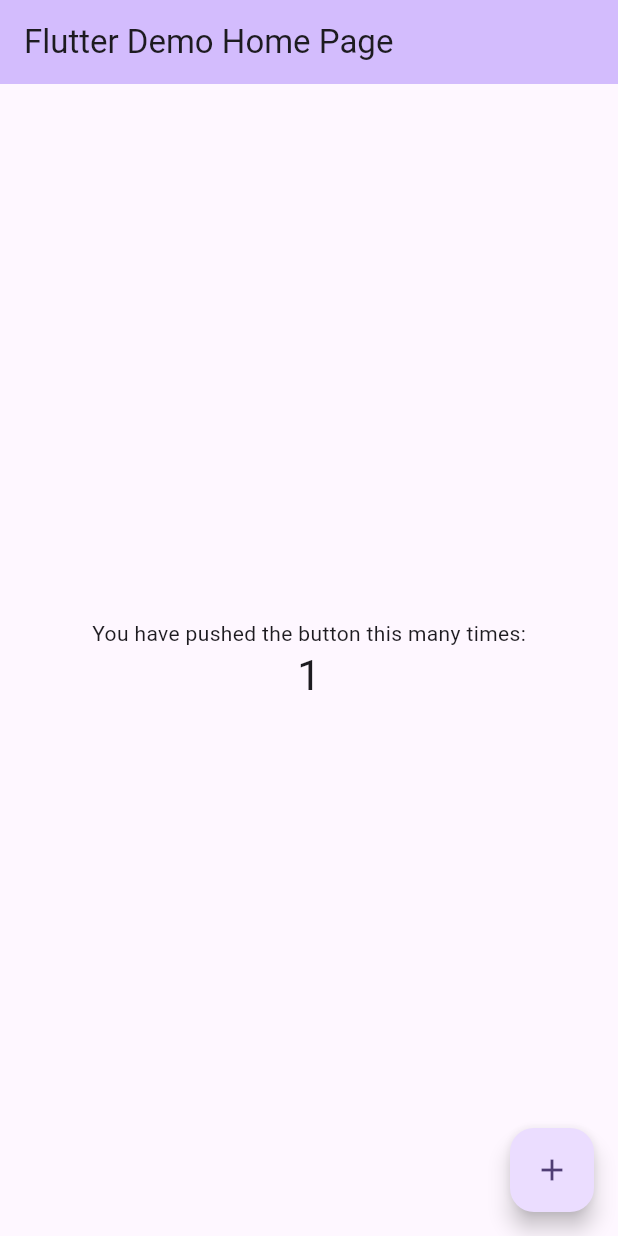
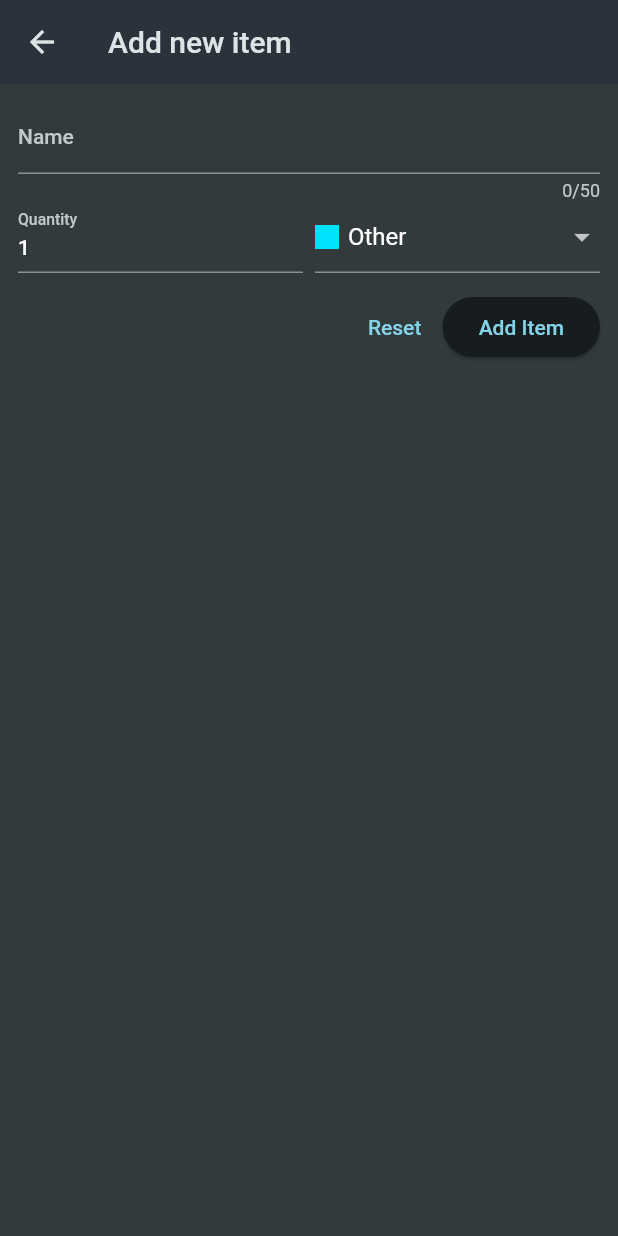
Before and after one commit to SempakHunter69/shopping_list_app, a Flutter app: the screen it shows after launch, after a tap on the "add" icon, on a phone screen of 412 x 824 dp. Run offline on Flutter 3.47's test engine with Material 2 defaults, Android fonts, the phone set to English and light mode, and no system bars.

```diff
--- /dev/null
+++ b/lib/data/categories.dart
@@ -0,0 +1,45 @@
+import 'package:flutter/material.dart';
+import 'package:shopping_list_app/models/category.dart';
+
+const categories = {
+  Categories.vegetables: Category(
+    'Vegetables',
+    Color.fromARGB(255, 0, 255, 128),
+  ),
+  Categories.fruit: Category(
+    'Fruit',
+    Color.fromARGB(255, 145, 255, 0),
+  ),
+  Categories.meat: Category(
+    'Meat',
+    Color.fromARGB(255, 255, 102, 0),
+  ),
+  Categories.dairy: Category(
+    'Dairy',
+    Color.fromARGB(255, 0, 208, 255),
+  ),
+  Categories.carbs: Category(
+    'Carbs',
+    Color.fromARGB(255, 0, 60, 255),
+  ),
+  Categories.sweets: Category(
+    'Sweets',
+    Color.fromARGB(255, 255, 149, 0),
+  ),
+  Categories.spices: Category(
+    'Spices',
+    Color.fromARGB(255, 255, 187, 0),
+  ),
+  Categories.convenience: Category(
+    'Convenience',
+    Color.fromARGB(255, 191, 0, 255),
+  ),
+  Categories.hygiene: Category(
+    'Hygiene',
+    Color.fromARGB(255, 149, 0, 255),
+  ),
+  Categories.other: Category(
+    'Other',
+    Color.fromARGB(255, 0, 225, 255),
+  ),
+};
--- /dev/null
+++ b/lib/data/dummy_items.dart
@@ -0,0 +1,21 @@
+import 'package:shopping_list_app/models/category.dart';
+import 'package:shopping_list_app/models/grocery_item.dart';
+import 'package:shopping_list_app/data/categories.dart';
+
+final groceryItems = [
+  GroceryItem(
+      id: 'a',
+      name: 'Milk',
+      quantity: 1,
+      category: categories[Categories.dairy]!),
+  GroceryItem(
+      id: 'b',
+      name: 'Bananas',
+      quantity: 5,
+      category: categories[Categories.fruit]!),
+  GroceryItem(
+      id: 'c',
+      name: 'Beef Steak',
+      quantity: 1,
+      category: categories[Categories.meat]!),
+];
--- a/lib/main.dart
+++ b/lib/main.dart
@@ -1,4 +1,5 @@
 import 'package:flutter/material.dart';
+import 'package:shopping_list_app/widgets/grocery_list.dart';
 
 void main() {
   runApp(const MyApp());
@@ -11,115 +12,17 @@ class MyApp extends StatelessWidget {
   @override
   Widget build(BuildContext context) {
     return MaterialApp(
-      title: 'Flutter Demo',
-      theme: ThemeData(
-        // This is the theme of your application.
-        //
-        // TRY THIS: Try running your application with "flutter run". You'll see
-        // the application has a blue toolbar. Then, without quitting the app,
-        // try changing the seedColor in the colorScheme below to Colors.green
-        // and then invoke "hot reload" (save your changes or press the "hot
-        // reload" button in a Flutter-supported IDE, or press "r" if you used
-        // the command line to start the app).
-        //
-        // Notice that the counter didn't reset back to zero; the application
-        // state is not lost during the reload. To reset the state, use hot
-        // restart instead.
-        //
-        // This works for code too, not just values: Most code changes can be
-        // tested with just a hot reload.
-        colorScheme: ColorScheme.fromSeed(seedColor: Colors.deepPurple),
+      title: 'Flutter Groceries',
+      theme: ThemeData.dark().copyWith(
         useMaterial3: true,
+        colorScheme: ColorScheme.fromSeed(
+          seedColor: const Color.fromARGB(255, 147, 229, 250),
+          brightness: Brightness.dark,
+          surface: const Color.fromARGB(255, 42, 51, 59),
+        ),
+        scaffoldBackgroundColor: const Color.fromARGB(255, 50, 58, 60),
       ),
-      home: const MyHomePage(title: 'Flutter Demo Home Page'),
+      home: const GroceryList(),
     );
   }
 }
-
-class MyHomePage extends StatefulWidget {
-  const MyHomePage({super.key, required this.title});
-
-  // This widget is the home page of your application. It is stateful, meaning
-  // that it has a State object (defined below) that contains fields that affect
-  // how it looks.
-
-  // This class is the configuration for the state. It holds the values (in this
-  // case the title) provided by the parent (in this case the App widget) and
-  // used by the build method of the State. Fields in a Widget subclass are
-  // always marked "final".
-
-  final String title;
-
-  @override
-  State<MyHomePage> createState() => _MyHomePageState();
-}
-
-class _MyHomePageState extends State<MyHomePage> {
-  int _counter = 0;
-
-  void _incrementCounter() {
-    setState(() {
-      // This call to setState tells the Flutter framework that something has
-      // changed in this State, which causes it to rerun the build method below
-      // so that the display can reflect the updated values. If we changed
-      // _counter without calling setState(), then the build method would not be
-      // called again, and so nothing would appear to happen.
-      _counter++;
-    });
-  }
-
-  @override
-  Widget build(BuildContext context) {
-    // This method is rerun every time setState is called, for instance as done
-    // by the _incrementCounter method above.
-    //
-    // The Flutter framework has been optimized to make rerunning build methods
-    // fast, so that you can just rebuild anything that needs updating rather
-    // than having to individually change instances of widgets.
-    return Scaffold(
-      appBar: AppBar(
-        // TRY THIS: Try changing the color here to a specific color (to
-        // Colors.amber, perhaps?) and trigger a hot reload to see the AppBar
-        // change color while the other colors stay the same.
-        backgroundColor: Theme.of(context).colorScheme.inversePrimary,
-        // Here we take the value from the MyHomePage object that was created by
-        // the App.build method, and use it to set our appbar title.
-        title: Text(widget.title),
-      ),
-      body: Center(
-        // Center is a layout widget. It takes a single child and positions it
-        // in the middle of the parent.
-        child: Column(
-          // Column is also a layout widget. It takes a list of children and
-          // arranges them vertically. By default, it sizes itself to fit its
-          // children horizontally, and tries to be as tall as its parent.
-          //
-          // Column has various properties to control how it sizes itself and
-          // how it positions its children. Here we use mainAxisAlignment to
-          // center the children vertically; the main axis here is the vertical
-          // axis because Columns are vertical (the cross axis would be
-          // horizontal).
-          //
-          // TRY THIS: Invoke "debug painting" (choose the "Toggle Debug Paint"
-          // action in the IDE, or press "p" in the console), to see the
-          // wireframe for each widget.
-          mainAxisAlignment: MainAxisAlignment.center,
-          children: <Widget>[
-            const Text(
-              'You have pushed the button this many times:',
-            ),
-            Text(
-              '$_counter',
-              style: Theme.of(context).textTheme.headlineMedium,
-            ),
-          ],
-        ),
-      ),
-      floatingActionButton: FloatingActionButton(
-        onPressed: _incrementCounter,
-        tooltip: 'Increment',
-        child: const Icon(Icons.add),
-      ), // This trailing comma makes auto-formatting nicer for build methods.
-    );
-  }
-}
--- /dev/null
+++ b/lib/models/category.dart
@@ -0,0 +1,23 @@
+import 'package:flutter/material.dart';
+
+enum Categories {
+  vegetables,
+  fruit,
+  meat,
+  dairy,
+  carbs,
+  sweets,
+  spices,
+  convenience,
+  hygiene,
+  other,
+}
+
+class Category {
+  const Category(
+    this.title,
+    this.color,
+  );
+  final String title;
+  final Color color;
+}
--- /dev/null
+++ b/lib/models/grocery_item.dart
@@ -0,0 +1,15 @@
+import 'package:shopping_list_app/models/category.dart';
+
+class GroceryItem {
+  const GroceryItem({
+    required this.id,
+    required this.name,
+    required this.quantity,
+    required this.category,
+  });
+
+  final String id;
+  final String name;
+  final int quantity;
+  final Category category;
+}
--- /dev/null
+++ b/lib/widgets/grocery_list.dart
@@ -0,0 +1,67 @@
+import 'package:flutter/material.dart';
+import 'package:shopping_list_app/models/grocery_item.dart';
+import 'package:shopping_list_app/widgets/new_item.dart';
+
+class GroceryList extends StatefulWidget {
+  const GroceryList({super.key});
+
+  @override
+  State<GroceryList> createState() => _GroceryListState();
+}
+
+class _GroceryListState extends State<GroceryList> {
+  final List<GroceryItem> _groceryItems = [];
+
+  void _addItem() async {
+    final newItem = await Navigator.of(context).push<GroceryItem>(
+      MaterialPageRoute(
+        builder: (ctx) => const NewItem(),
+      ),
+    );
+
+    if (newItem == null) {
+      return;
+    } else {
+      setState(() {
+        _groceryItems.add(newItem);
+      });
+    }
+  }
+
+  @override
+  Widget build(BuildContext context) {
+    Widget content = const Center(
+      child: Text('You have no items added yet'),
+    );
+
+    if (_groceryItems.isNotEmpty) {
+      content = ListView.builder(
+        itemCount: _groceryItems.length,
+        itemBuilder: (ctx, index) => ListTile(
+          title: Text(_groceryItems[index].name),
+          leading: Container(
+            width: 24,
+            height: 24,
+            color: _groceryItems[index].category.color,
+          ),
+          trailing: Text(
+            _groceryItems[index].quantity.toString(),
+          ),
+        ),
+      );
+    }
+
+    return Scaffold(
+      appBar: AppBar(
+        title: const Text('Your Groceries'),
+        actions: [
+          IconButton(
+            onPressed: _addItem,
+            icon: const Icon(Icons.add),
+          ),
+        ],
+      ),
+      body: content,
+    );
+  }
+}
--- /dev/null
+++ b/lib/widgets/new_item.dart
@@ -0,0 +1,143 @@
+import 'package:flutter/material.dart';
+import 'package:shopping_list_app/data/categories.dart';
+import 'package:shopping_list_app/models/category.dart';
+import 'package:shopping_list_app/models/grocery_item.dart';
+
+class NewItem extends StatefulWidget {
+  const NewItem({super.key});
+
+  @override
+  State<NewItem> createState() {
+    return _NewItemState();
+  }
+}
+
+class _NewItemState extends State<NewItem> {
+  final _formKey = GlobalKey<FormState>();
+  var _enteredName = '';
+  var _enteredQuantity = 1;
+  var _selectedCategory = categories[Categories.other]!;
+  void _saveItem() {
+    if (_formKey.currentState!.validate()) {
+      _formKey.currentState!.save();
+      Navigator.of(context).pop(
+        GroceryItem(
+          id: DateTime.now().toString(),
+          name: _enteredName,
+          quantity: _enteredQuantity,
+          category: _selectedCategory,
+        ),
+      );
+    }
+  }
+
+  @override
+  Widget build(BuildContext context) {
+    return Scaffold(
+      appBar: AppBar(
+        title: const Text('Add new item'),
+      ),
+      body: Padding(
+        padding: const EdgeInsets.all(12),
+        child: Form(
+          key: _formKey,
+          child: Column(
+            children: [
+              TextFormField(
+                maxLength: 50,
+                decoration: const InputDecoration(
+                  label: Text('Name'),
+                ),
+                validator: (value) {
+                  if (value == null ||
+                      value.isEmpty ||
+                      value.trim().length <= 1 ||
+                      value.trim().length > 50) {
+                    return 'Must be between 1 and 50 Characters long';
+                  }
+                  return null;
+                },
+                onSaved: (value) {
+                  _enteredName = value!;
+                },
+              ), //instead of TextField()
+              Row(
+                crossAxisAlignment: CrossAxisAlignment.end,
+                children: [
+                  Expanded(
+                    child: TextFormField(
+                      decoration: const InputDecoration(
+                        label: Text('Quantity'),
+                      ),
+                      initialValue: _enteredQuantity.toString(),
+                      keyboardType: TextInputType.number,
+                      validator: (value) {
+                        if (value == null ||
+                            value.isEmpty ||
+                            int.tryParse(value) == null ||
+                            int.tryParse(value)! <= 0) {
+                          return 'Must be a valid number';
+                        }
+                        return null;
+                      },
+                      onSaved: (value) {
+                        _enteredQuantity = int.parse(value!);
+                      },
+                    ),
+                  ),
+                  const SizedBox(
+                    width: 8,
+                  ),
+                  Expanded(
+                    child: DropdownButtonFormField(
+                        value: _selectedCategory,
+                        items: [
+                          for (final category in categories.entries)
+                            DropdownMenuItem(
+                              value: category.value,
+                              child: Row(
+                                children: [
+                                  Container(
+                                    width: 16,
+                                    height: 16,
+                                    color: category.value.color,
+                                  ),
+                                  const SizedBox(
+                                    width: 6,
+                                  ),
+                                  Text(category.value.title)
+                                ],
+                              ),
+                            )
+                        ],
+                        onChanged: (value) {
+                          setState(() {
+                            _selectedCategory = value!;
+                          });
+                        }),
+                  )
+                ],
+              ),
+              const SizedBox(
+                height: 12,
+              ),
+              Row(
+                mainAxisAlignment: MainAxisAlignment.end,
+                children: [
+                  TextButton(
+                    onPressed: () {
+                      _formKey.currentState!.reset();
+                    },
+                    child: const Text('Reset'),
+                  ),
+                  ElevatedButton(
+                      onPressed: _saveItem, child: const Text('Add Item'))
+                ],
+              )
+            ],
+          ),
+        ),
+      ),
+    );
+  }
+}
```
